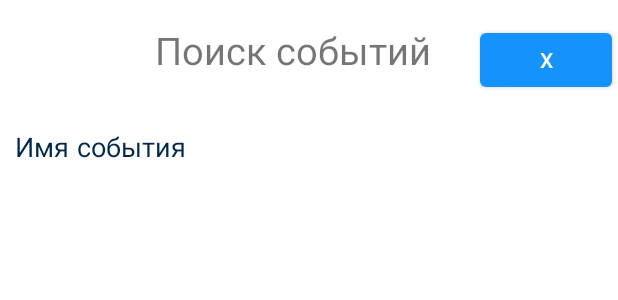
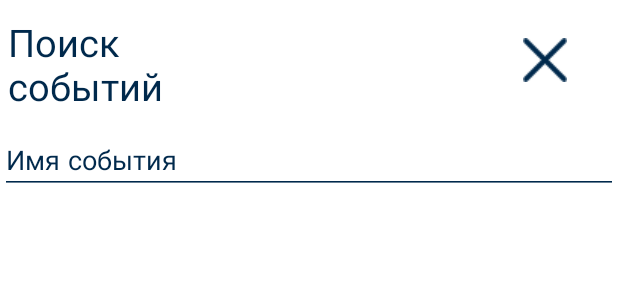
Before and after one commit to BadmaCigan/Adventure-Map, an Android app: the layout search_fragment.xml on its own in the app's theme, with its tools: preview values and no code run, on a phone screen of 412 x 824 dp. Shown: the top 300 px of the screen. Run offline under Robolectric (Android 15) with nearby library versions, the light colour scheme and no system bars.

Commit message:
дизайн профиль серч слои

```diff
--- a/app/src/main/java/com/example/maps/fragments/Search_fragment.java
+++ b/app/src/main/java/com/example/maps/fragments/Search_fragment.java
@@ -9,6 +9,7 @@ import android.view.View;
 import android.view.ViewGroup;
 import android.widget.Button;
 import android.widget.EditText;
+import android.widget.ImageButton;
 
 import androidx.recyclerview.widget.LinearLayoutManager;
 import androidx.recyclerview.widget.RecyclerView;
@@ -42,7 +43,7 @@ public class Search_fragment extends Fragment implements View.OnClickListener {
     @Override
     public void onActivityCreated(Bundle savedInstanceState) {
         super.onActivityCreated(savedInstanceState);
-        Button cancel_button = (Button) getView().findViewById(R.id.cancel_search_button);
+        ImageButton cancel_button = (ImageButton) getView().findViewById(R.id.cancel_search_button);
         cancel_button.setOnClickListener(this);
         recyclerView = getView().findViewById(R.id.markers);
         search = getView().findViewById(R.id.search);
--- a/app/src/main/res/layout/layers_fragments.xml
+++ b/app/src/main/res/layout/layers_fragments.xml
@@ -42,7 +42,12 @@
         android:layout_weight="5"
         android:hint="Введите тэг"
         android:minHeight="48dp"
-        tools:ignore="TouchTargetSizeCheck" />
+        tools:ignore="TouchTargetSizeCheck"
+        android:textColorHighlight="@color/blue"
+        android:textColorLink="@color/white_blue"
+        android:textCursorDrawable="@drawable/color_cursor"
+        android:backgroundTint="@color/black_blue"
+        style="@style/EditText"/>
 
     <ScrollView
         android:layout_width="match_parent"
--- a/app/src/main/res/layout/profil_fragment.xml
+++ b/app/src/main/res/layout/profil_fragment.xml
@@ -80,7 +80,7 @@
 
                     android:minHeight="0dp"
                     android:padding="0dp"
-                    android:text="hgfggghfhfhg"
+                    android:text=""
 
                     />
             </LinearLayout>
@@ -102,7 +102,7 @@
 
                     android:minHeight="0dp"
                     android:padding="0dp"
-                    android:text="hgfggghfhfhg"
+                    android:text="В разработке"
 
                     />
             </LinearLayout>
@@ -124,7 +124,7 @@
 
                     android:minHeight="0dp"
                     android:padding="0dp"
-                    android:text="hgfggghfhfhg"
+                    android:text="В разработке"
 
                     />
             </LinearLayout>
@@ -146,7 +146,7 @@
 
                     android:minHeight="0dp"
                     android:padding="0dp"
-                    android:text="hgfggghfhfhg"
+                    android:text="В разработке"
 
                     />
             </LinearLayout>
@@ -168,7 +168,7 @@
 
                     android:minHeight="0dp"
                     android:padding="0dp"
-                    android:text="hgfggghfhfhg"
+                    android:text="В разработке"
 
                     />
             </LinearLayout>
@@ -180,7 +180,7 @@
                 <TextView
                     android:layout_width="match_parent"
                     android:layout_height="wrap_content"
-                    android:text="Ваши события"
+                    android:text="Ваши события в разработке"
                     style="@style/Text"/>
 
             </LinearLayout>
--- a/app/src/main/res/layout/search_fragment.xml
+++ b/app/src/main/res/layout/search_fragment.xml
@@ -1,54 +1,66 @@
 <?xml version="1.0" encoding="utf-8"?>
-<androidx.constraintlayout.widget.ConstraintLayout xmlns:android="http://schemas.android.com/apk/res/android"
+<LinearLayout xmlns:android="http://schemas.android.com/apk/res/android"
     xmlns:app="http://schemas.android.com/apk/res-auto"
     xmlns:tools="http://schemas.android.com/tools"
     android:layout_width="match_parent"
     android:layout_height="match_parent"
-    android:background="#FFFFFF">
+    android:background="#FFFFFF"
+    android:orientation="vertical">
+    <LinearLayout
+        android:layout_width="match_parent"
+        android:layout_height="wrap_content"
 
-    <Button
-        android:id="@+id/cancel_search_button"
-        android:layout_width="wrap_content"
-        android:layout_height="wrap_content"
-        android:layout_marginTop="16dp"
-        android:layout_marginEnd="4dp"
-        android:text="X"
-        app:layout_constraintEnd_toEndOf="parent"
-        app:layout_constraintTop_toTopOf="parent" />
+        android:gravity="start"
+        android:orientation="horizontal"
+        android:weightSum="100"
 
-    <TextView
-        android:id="@+id/textView"
-        android:layout_width="wrap_content"
-        android:layout_height="wrap_content"
-        android:layout_marginTop="16dp"
-        android:text="Поиск событий"
-        android:textSize="25sp"
-        app:layout_constraintEnd_toEndOf="parent"
-        app:layout_constraintHorizontal_bias="0.454"
-        app:layout_constraintStart_toStartOf="parent"
-        app:layout_constraintTop_toTopOf="parent" />
+        >
+
+        <TextView
+
+            style="@style/Text"
+            android:layout_width="wrap_content"
+            android:layout_height="wrap_content"
+            android:layout_weight="80"
+            android:fontFamily="@font/comfortaa"
+            android:foregroundGravity="fill_horizontal|center_vertical|clip_vertical"
+            android:gravity="start|left"
+            android:text="Поиск\nсобытий"
+            android:textColor="#00294C"
+            android:textSize="25sp"
+            app:layout_constraintStart_toStartOf="parent"
+            app:layout_constraintTop_toTopOf="parent" />
+
+        <ImageButton
+            android:id="@+id/cancel_search_button"
+            android:layout_width="48dp"
+            android:layout_height="match_parent"
+            android:layout_gravity="end"
+            android:layout_weight="20"
+            android:background="#00ffffff"
+            android:contentDescription="TODO"
+            app:srcCompat="@drawable/back" />
+    </LinearLayout>
+
 
     <EditText
         android:id="@+id/search"
-
         style="@style/EditText"
         android:layout_width="match_parent"
         android:layout_height="wrap_content"
-        android:layout_marginTop="72dp"
-        android:background="@drawable/edit_text_style"
-        android:ems="10"
         android:hint="Имя события"
-        android:inputType="textPersonName"
-        android:minHeight="48dp"
-        app:layout_constraintStart_toStartOf="parent"
-        app:layout_constraintTop_toTopOf="parent" />
+        android:textColorHighlight="@color/blue"
+        android:textColorLink="@color/white_blue"
+        android:textCursorDrawable="@drawable/color_cursor"
+        android:backgroundTint="@color/black_blue"/>
+
+
+
 
     <androidx.recyclerview.widget.RecyclerView
         android:id="@+id/markers"
         android:layout_width="match_parent"
         android:layout_height="wrap_content"
-        app:layout_constraintEnd_toEndOf="parent"
-        app:layout_constraintStart_toStartOf="parent"
-        app:layout_constraintTop_toBottomOf="@+id/search" />
+      />
 
-</androidx.constraintlayout.widget.ConstraintLayout>
+</LinearLayout>
```
